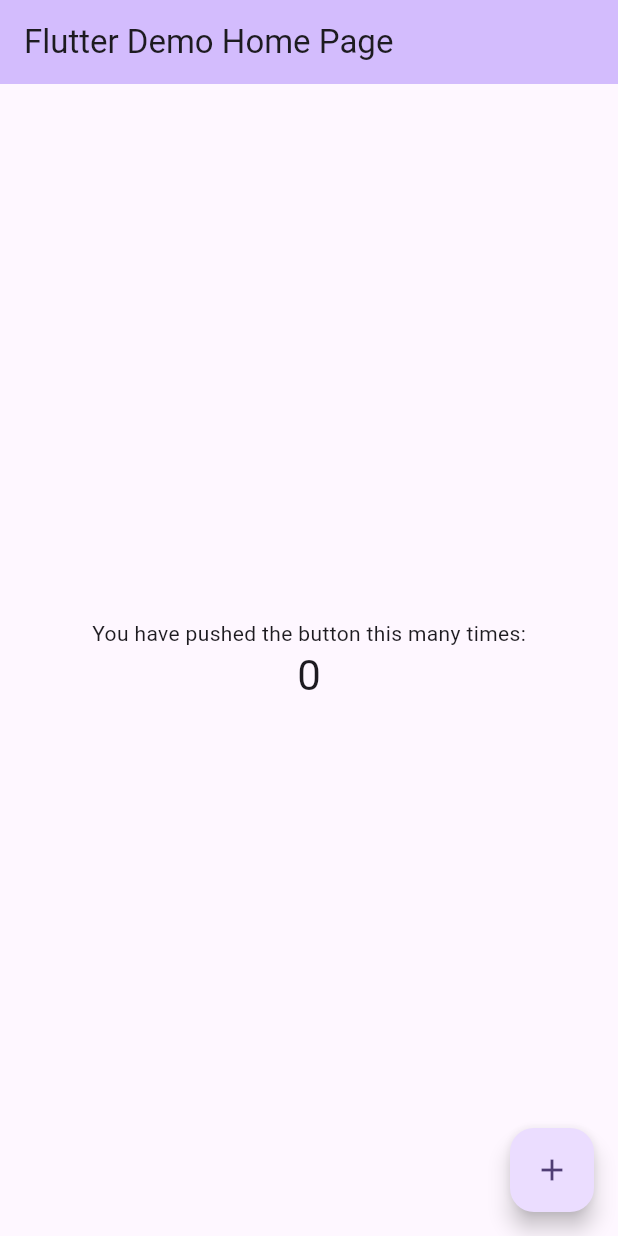
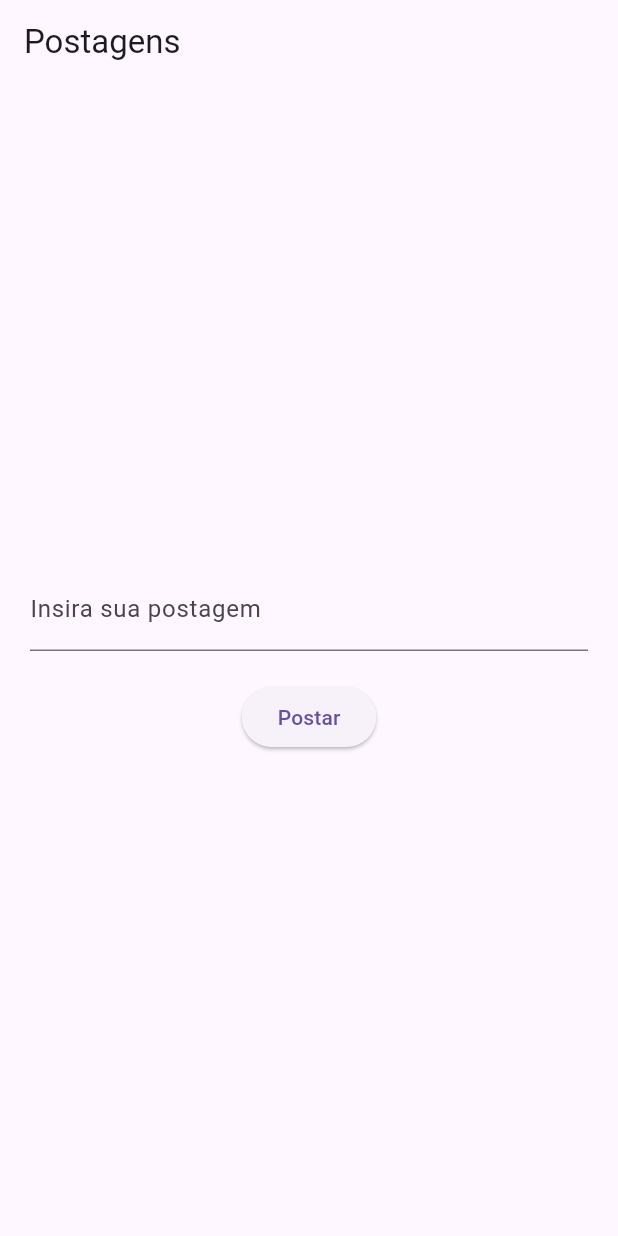
Before and after one commit to wesleyonhub/sala-de-estudos-virtuais, a Flutter app: the screen it shows after launch, on a phone screen of 412 x 824 dp. Run offline on Flutter 3.47's test engine with Material 3 defaults, Android fonts, the phone set to English and light mode, and no system bars.

Commit message:
Inserção de postagens de texto

```diff
--- a/lib/main.dart
+++ b/lib/main.dart
@@ -1,4 +1,5 @@
 import 'package:flutter/material.dart';
+import 'package:app_tcc/modules/timeline/view/timeline.view.dart';
 
 void main() {
   runApp(const MyApp());
@@ -7,119 +8,22 @@
 class MyApp extends StatelessWidget {
   const MyApp({super.key});
 
-  // This widget is the root of your application.
   @override
   Widget build(BuildContext context) {
     return MaterialApp(
       title: 'Flutter Demo',
       theme: ThemeData(
-        // This is the theme of your application.
-        //
-        // TRY THIS: Try running your application with "flutter run". You'll see
-        // the application has a purple toolbar. Then, without quitting the app,
-        // try changing the seedColor in the colorScheme below to Colors.green
-        // and then invoke "hot reload" (save your changes or press the "hot
-        // reload" button in a Flutter-supported IDE, or press "r" if you used
-        // the command line to start the app).
-        //
-        // Notice that the counter didn't reset back to zero; the application
-        // state is not lost during the reload. To reset the state, use hot
-        // restart instead.
-        //
-        // This works for code too, not just values: Most code changes can be
-        // tested with just a hot reload.
-        colorScheme: ColorScheme.fromSeed(seedColor: Colors.deepPurple),
-        useMaterial3: true,
+        primarySwatch: Colors.blue,
       ),
-      home: const MyHomePage(title: 'Flutter Demo Home Page'),
+      // Define initial route
+      initialRoute: '/main', // Essa função defina a página principal
+      // Abaixo a função para definir as rotas
+      routes: {
+
+        // por aqui novas rotas
+        '/main': (context) => InputPage(), // Define route for your main page
+      },
+
     );
   }
 }
-
-class MyHomePage extends StatefulWidget {
-  const MyHomePage({super.key, required this.title});
-
-  // This widget is the home page of your application. It is stateful, meaning
-  // that it has a State object (defined below) that contains fields that affect
-  // how it looks.
-
-  // This class is the configuration for the state. It holds the values (in this
-  // case the title) provided by the parent (in this case the App widget) and
-  // used by the build method of the State. Fields in a Widget subclass are
-  // always marked "final".
-
-  final String title;
-
-  @override
-  State<MyHomePage> createState() => _MyHomePageState();
-}
-
-class _MyHomePageState extends State<MyHomePage> {
-  int _counter = 0;
-
-  void _incrementCounter() {
-    setState(() {
-      // This call to setState tells the Flutter framework that something has
-      // changed in this State, which causes it to rerun the build method below
-      // so that the display can reflect the updated values. If we changed
-      // _counter without calling setState(), then the build method would not be
-      // called again, and so nothing would appear to happen.
-      _counter++;
-    });
-  }
-
-  @override
-  Widget build(BuildContext context) {
-    // This method is rerun every time setState is called, for instance as done
-    // by the _incrementCounter method above.
-    //
-    // The Flutter framework has been optimized to make rerunning build methods
-    // fast, so that you can just rebuild anything that needs updating rather
-    // than having to individually change instances of widgets.
-    return Scaffold(
-      appBar: AppBar(
-        // TRY THIS: Try changing the color here to a specific color (to
-        // Colors.amber, perhaps?) and trigger a hot reload to see the AppBar
-        // change color while the other colors stay the same.
-        backgroundColor: Theme.of(context).colorScheme.inversePrimary,
-        // Here we take the value from the MyHomePage object that was created by
-        // the App.build method, and use it to set our appbar title.
-        title: Text(widget.title),
-      ),
-      body: Center(
-        // Center is a layout widget. It takes a single child and positions it
-        // in the middle of the parent.
-        child: Column(
-          // Column is also a layout widget. It takes a list of children and
-          // arranges them vertically. By default, it sizes itself to fit its
-          // children horizontally, and tries to be as tall as its parent.
-          //
-          // Column has various properties to control how it sizes itself and
-          // how it positions its children. Here we use mainAxisAlignment to
-          // center the children vertically; the main axis here is the vertical
-          // axis because Columns are vertical (the cross axis would be
-          // horizontal).
-          //
-          // TRY THIS: Invoke "debug painting" (choose the "Toggle Debug Paint"
-          // action in the IDE, or press "p" in the console), to see the
-          // wireframe for each widget.
-          mainAxisAlignment: MainAxisAlignment.center,
-          children: <Widget>[
-            const Text(
-              'You have pushed the button this many times:',
-            ),
-            Text(
-              '$_counter',
-              style: Theme.of(context).textTheme.headlineMedium,
-            ),
-          ],
-        ),
-      ),
-      floatingActionButton: FloatingActionButton(
-        onPressed: _incrementCounter,
-        tooltip: 'Increment',
-        child: const Icon(Icons.add),
-      ), // This trailing comma makes auto-formatting nicer for build methods.
-    );
-  }
-}
--- /dev/null
+++ b/lib/modules/timeline/view/timeline.view.dart
@@ -0,0 +1,62 @@
+import 'package:flutter/material.dart';
+import 'package:app_tcc/modules/timeline/model/timeline.model.dart';
+// sempre que for passar uma página como parametro para um rota, chamar a funçao rota no arquivo main.dart
+// e usar o nome da primeira classe que aparece na página como parametro (no caso aqui é a classe InputPage)
+class InputPage extends StatefulWidget {
+  @override
+  _InputPageState createState() => _InputPageState();
+}
+
+class _InputPageState extends State<InputPage> {
+  TextEditingController textController = TextEditingController();
+  PostagemModel _postagemModel = PostagemModel();
+
+  void _submitData() async {
+    String text = textController.text;
+    bool success = await _postagemModel.sendDataToBackend(text);
+    if (success) {
+      print(_postagemModel.sendDataToBackend(text));
+      // Data sent successfully
+      ScaffoldMessenger.of(context).showSnackBar(
+        SnackBar(
+          content: Text('Postagem enviada com sucesso'),
+        ),
+      );
+    } else {
+      // Error sending data
+      ScaffoldMessenger.of(context).showSnackBar(
+        SnackBar(
+          content: Text('Erro ao enviar postagem'),
+        ),
+      );
+    }
+  }
+
+  @override
+  Widget build(BuildContext context) {
+    return Scaffold(
+      appBar: AppBar(
+        title: Text('Postagens'),
+      ),
+      body: Padding(
+        padding: EdgeInsets.all(20.0),
+        child: Column(
+          mainAxisAlignment: MainAxisAlignment.center,
+          children: [
+            TextField(
+              controller: textController,
+              decoration: InputDecoration(
+                labelText: 'Insira sua postagem',
+              ),
+            ),
+            SizedBox(height: 20.0),
+            ElevatedButton(
+              onPressed: _submitData,
+              child: Text('Postar'),
+            ),
+          ],
+        ),
+      ),
+    );
+  }
+}
--- a/pubspec.yaml
+++ b/pubspec.yaml
@@ -30,7 +30,8 @@ environment:
 dependencies:
   flutter:
     sdk: flutter
-
+  mysql1: ^0.20.0
+  http: ^1.2.1
 
   # The following adds the Cupertino Icons font to your application.
   # Use with the CupertinoIcons class for iOS style icons.
```
Also changed, not shown: lib/modules/timeline/model/timeline.model.dart (added, +16 -0 lines), lib/modules/timeline/controller/timeline.controller.dart (added), pubspec.lock, 1 other file.
